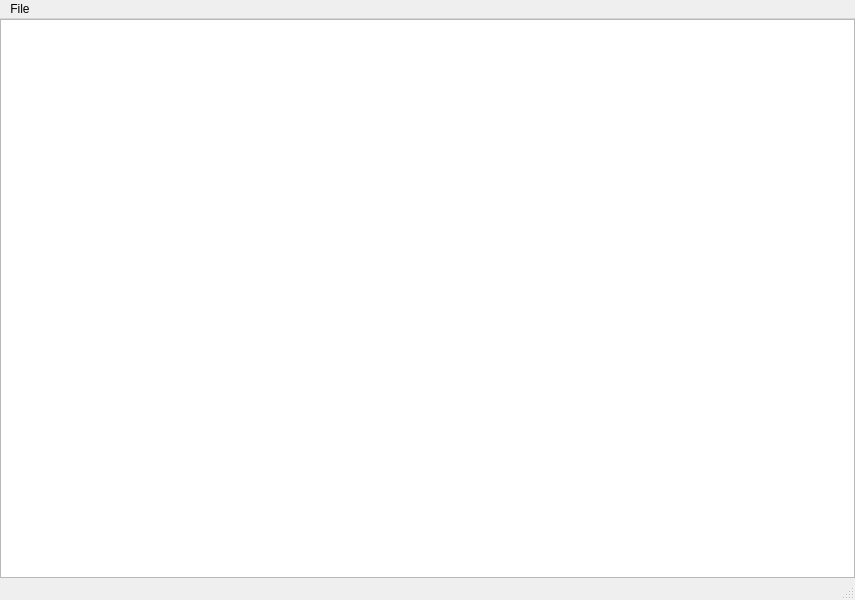
First picture: the form in app/main_window.ui, repository gustavopcr/DrTIS-Teste, before the edit.
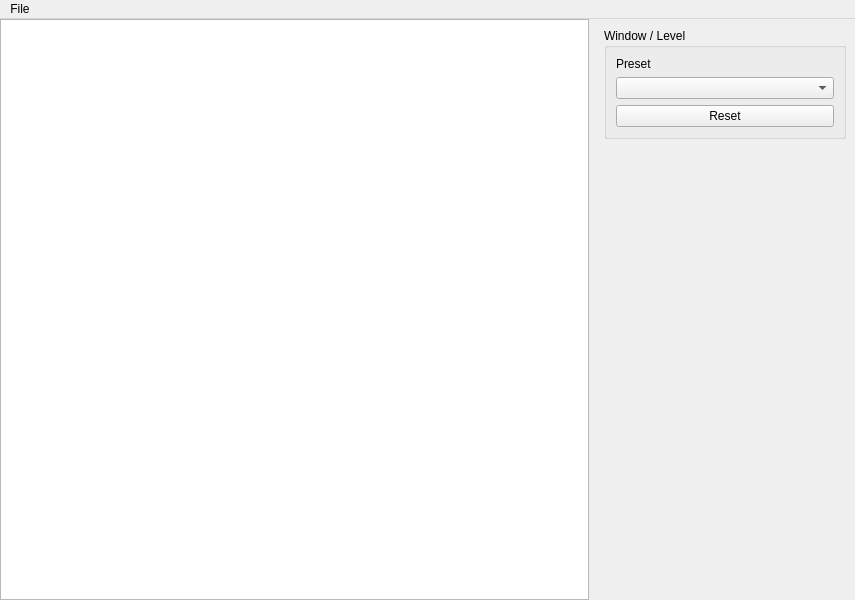
Second picture: the form after the edit.

Commit message: feat(app): add Window/Level sidebar and move image info to window title

The edit to the form file:
```diff
--- a/app/main_window.ui
+++ b/app/main_window.ui
@@ -14,7 +14,7 @@
    <string>DICOM Viewer</string>
   </property>
   <widget class="QWidget" name="centralwidget">
-   <layout class="QVBoxLayout" name="verticalLayout">
+   <layout class="QHBoxLayout" name="horizontalLayout">
     <property name="leftMargin">
      <number>0</number>
     </property>
@@ -30,6 +30,69 @@
     <item>
      <widget class="QGraphicsView" name="graphicsView"/>
     </item>
+    <item>
+     <widget class="QWidget" name="sidePanel" native="true">
+      <property name="minimumSize">
+       <size>
+        <width>260</width>
+        <height>0</height>
+       </size>
+      </property>
+      <property name="maximumSize">
+       <size>
+        <width>260</width>
+        <height>16777215</height>
+       </size>
+      </property>
+      <layout class="QVBoxLayout" name="verticalLayout_2">
+       <item>
+        <widget class="QGroupBox" name="groupBox">
+         <property name="minimumSize">
+          <size>
+           <width>0</width>
+           <height>0</height>
+          </size>
+         </property>
+         <property name="title">
+          <string>Window / Level</string>
+         </property>
+         <layout class="QVBoxLayout" name="verticalLayout">
+          <item>
+           <widget class="QLabel" name="presetLabel">
+            <property name="text">
+             <string>Preset</string>
+            </property>
+           </widget>
+          </item>
+          <item>
+           <widget class="QComboBox" name="windowPresetcomboBox"/>
+          </item>
+          <item>
+           <widget class="QPushButton" name="resetButton">
+            <property name="text">
+             <string>Reset</string>
+            </property>
+           </widget>
+          </item>
+         </layout>
+        </widget>
+       </item>
+       <item>
+        <spacer name="verticalSpacer">
+         <property name="orientation">
+          <enum>Qt::Orientation::Vertical</enum>
+         </property>
+         <property name="sizeHint" stdset="0">
+          <size>
+           <width>20</width>
+           <height>428</height>
+          </size>
+         </property>
+        </spacer>
+       </item>
+      </layout>
+     </widget>
+    </item>
    </layout>
   </widget>
   <widget class="QMenuBar" name="menubar">
@@ -55,7 +118,6 @@
    </widget>
    <addaction name="menuFile"/>
   </widget>
-  <widget class="QStatusBar" name="statusbar"/>
   <action name="actionSelect_image">
    <property name="text">
     <string>Select image</string>
```
The commit also changes 1 other file.
